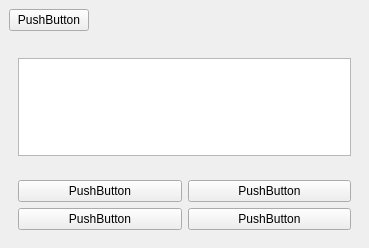
Qt form LanguageLearner/examinewidget.ui (drinch/LanguageLearner) before a commit.
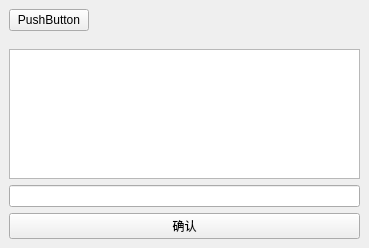
The same form after that commit.

Commit message:
考核窗口题目展示函数
完成考核窗口两种题型的题目的展示的调用函数

The edit to the form file:
```diff
--- a/LanguageLearner/examinewidget.ui
+++ b/LanguageLearner/examinewidget.ui
@@ -68,29 +68,20 @@
     </widget>
    </item>
    <item>
-    <widget class="QWidget" name="MainWidget_" native="true">
-     <layout class="QVBoxLayout" name="verticalLayout_2">
+    <widget class="QStackedWidget" name="StackedWidget">
+     <property name="currentIndex">
+      <number>1</number>
+     </property>
+     <widget class="QWidget" name="Page1">
+      <layout class="QVBoxLayout" name="verticalLayout_4">
       <item>
-       <widget class="QWidget" name="ProblemWidget_" native="true">
-        <layout class="QVBoxLayout" name="verticalLayout_3">
-         <item>
-          <widget class="QTextBrowser" name="Problem_"/>
-         </item>
-        </layout>
-       </widget>
-      </item>
+        <widget class="QTextBrowser" name="QuestionBrowser"/>
+       </item>
       <item>
-       <widget class="QWidget" name="AnswerWidget_" native="true">
+        <widget class="QWidget" name="ButtonWidget" native="true">
         <layout class="QGridLayout" name="gridLayout">
          <item row="0" column="0">
-          <widget class="QPushButton" name="A_">
-           <property name="text">
-            <string>PushButton</string>
-           </property>
-          </widget>
-         </item>
-         <item row="1" column="0">
-          <widget class="QPushButton" name="C_">
+           <widget class="QPushButton" name="ButtonA">
            <property name="text">
             <string>PushButton</string>
            </property>
@@ -114,6 +105,31 @@
        </widget>
       </item>
      </layout>
+     </widget>
+     <widget class="QWidget" name="Page2">
+      <layout class="QVBoxLayout" name="verticalLayout_2">
+       <item>
+        <widget class="QTextBrowser" name="QuestionBrowser2"/>
+       </item>
+       <item>
+        <widget class="QLineEdit" name="LineEdit"/>
+       </item>
+       <item>
+        <widget class="QPushButton" name="ConfirmButton">
+         <property name="text">
+          <string>确认</string>
+         </property>
+        </widget>
+       </item>
+      </layout>
+     </widget>
+     <widget class="QWidget" name="Page3">
+      <layout class="QVBoxLayout" name="verticalLayout_3">
+       <item>
+        <widget class="QTextBrowser" name="ResultBrowser"/>
+       </item>
+      </layout>
+     </widget>
     </widget>
    </item>
   </layout>
```
Left out of the diff: 17 changed lines with no effect on the pictures. Lines whose indentation alone changed are shown as unchanged. The commit also changes 4 other files.
